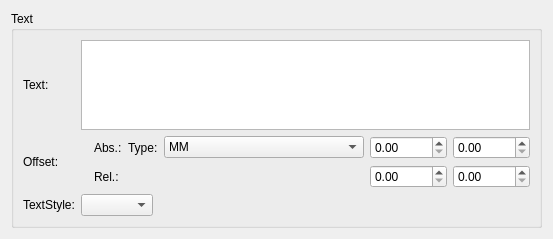
Before: the Qt Designer form mscore/mscore/text.ui in musescore/musescore-old, drawn with Qt 5.
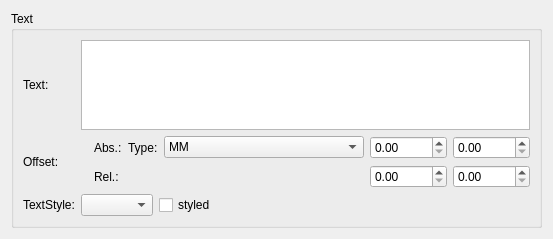
After: the same form once the commit is applied.

Diff of the .ui file:
```diff
--- a/mscore/mscore/text.ui
+++ b/mscore/mscore/text.ui
@@ -110,6 +110,13 @@
         <item>
          <widget class="QComboBox" name="textStyle"/>
         </item>
+        <item>
+         <widget class="QCheckBox" name="styled">
+          <property name="text">
+           <string>styled</string>
+          </property>
+         </widget>
+        </item>
         <item>
          <spacer>
           <property name="orientation">
```
Left out of the diff: 5 changed lines with no effect on the pictures.
